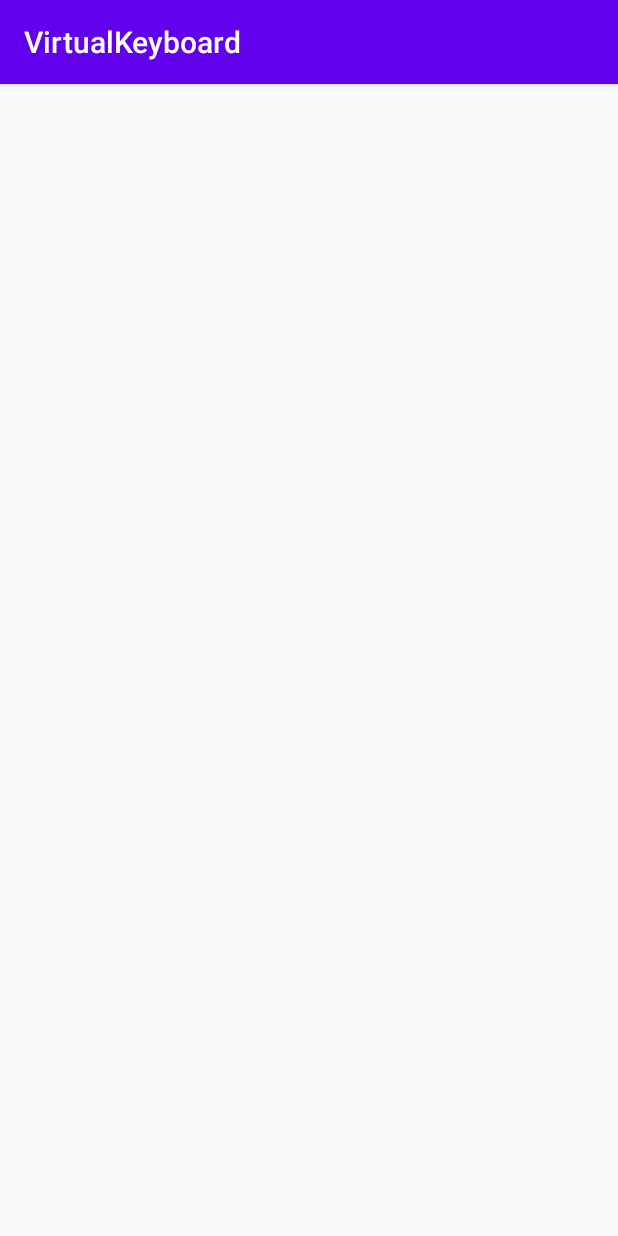
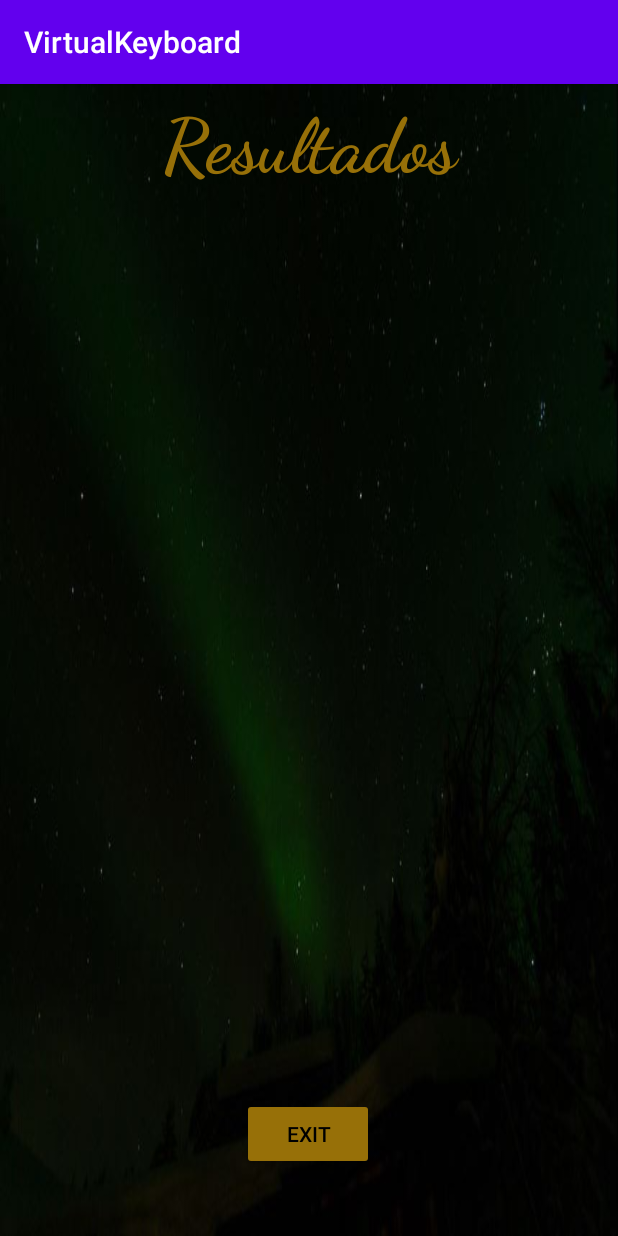
Before and after one commit to Andresreyesf/Virtual_Keyboard, an Android app: the ResultsActivity screen opened directly, with no data from a screen before it, on a phone screen of 412 x 824 dp. Run offline under Robolectric (Android 15) with nearby library versions, the phone set to English and light mode, and no system bars; libraries missing offline, so code that uses them is left out: org.tensorflow.contrib.

Commit message:
TextToSpeech_version Tested

```diff
--- a/Tesis_AndresReyes/app/build.gradle
+++ b/Tesis_AndresReyes/app/build.gradle
@@ -6,7 +6,7 @@ android {
 
     defaultConfig {
         applicationId "com.example.tesis_andresreyes"
-        minSdkVersion 21
+        minSdkVersion 23
         targetSdkVersion 29
         versionCode 1
         versionName "1.0"
--- a/Tesis_AndresReyes/app/src/main/java/com/example/tesis_andresreyes/MainActivity.java
+++ b/Tesis_AndresReyes/app/src/main/java/com/example/tesis_andresreyes/MainActivity.java
@@ -1,6 +1,7 @@
 package com.example.tesis_andresreyes;
 
 import android.bluetooth.BluetoothAdapter;
+import android.content.Intent;
 import android.os.Handler;
 import android.support.v7.app.AppCompatActivity;
 import android.os.Bundle;
@@ -599,10 +600,16 @@ public class MainActivity extends AppCompatActivity
         else
         {
             //Go to ResultsActivity
-            showToast("Felicidades!!!");
-            Button b = findViewById(R.id.b_stop);
-            b.performClick();
+            goNextActivity();
         }
+    }
+    public void goNextActivity()
+    {
+        Button b = findViewById(R.id.b_stop);
+        b.performClick();
+        Intent i = new Intent(this, ResultsActivity.class);
+        i.putExtra("speechText",finalWord);
+        startActivity(i);
     }
     public void stopBackendProcess(View view)
     {
--- a/Tesis_AndresReyes/app/src/main/java/com/example/tesis_andresreyes/ResultsActivity.java
+++ b/Tesis_AndresReyes/app/src/main/java/com/example/tesis_andresreyes/ResultsActivity.java
@@ -1,13 +1,58 @@
 package com.example.tesis_andresreyes;
 
+import android.content.Intent;
+import android.speech.tts.TextToSpeech;
 import android.support.v7.app.AppCompatActivity;
 import android.os.Bundle;
+import android.view.View;
+import android.widget.TextView;
+
+import java.util.Locale;
 
 public class ResultsActivity extends AppCompatActivity {
 
+    private TextView wordText;
+
+    private TextToSpeech speechMachine;
+    private String finalWord;
+
     @Override
-    protected void onCreate(Bundle savedInstanceState) {
+    protected void onCreate(Bundle savedInstanceState)
+    {
         super.onCreate(savedInstanceState);
         setContentView(R.layout.activity_results);
+
+        wordText = findViewById(R.id.t_word);
+        ////Receive message by launcher activity(Main)
+        Intent i = getIntent();
+        finalWord = i.getStringExtra("speechText");
+        /////
+        wordText.setText(finalWord);
+
+        speechMachine = new TextToSpeech(getApplicationContext(), new TextToSpeech.OnInitListener() {
+            @Override
+            public void onInit(int status)
+            {
+                if(status != TextToSpeech.ERROR)
+                {
+                    Locale locSpanish = new Locale("spa", "MEX");
+                    speechMachine.setLanguage(locSpanish);
+                }
+                if (status == TextToSpeech.SUCCESS)
+                {
+                    ///here the machine can start to speak
+                    speechMachine.speak(finalWord,TextToSpeech.QUEUE_ADD, null, null);
+                }
+            }
+        });
+    }
+
+    public void exitApp(View view)
+    {
+        if(speechMachine !=null)
+        {
+            speechMachine.stop();
+            speechMachine.shutdown();
+        }
     }
 }
--- a/Tesis_AndresReyes/app/src/main/res/layout/activity_results.xml
+++ b/Tesis_AndresReyes/app/src/main/res/layout/activity_results.xml
@@ -4,6 +4,55 @@
     xmlns:tools="http://schemas.android.com/tools"
     android:layout_width="match_parent"
     android:layout_height="match_parent"
+    android:background="@drawable/background1"
     tools:context=".ResultsActivity">
 
+    <TextView
+        android:id="@+id/t_title"
+        android:layout_width="match_parent"
+        android:layout_height="wrap_content"
+        android:layout_alignParentEnd="true"
+        android:layout_marginTop="10dp"
+        android:layout_marginRight="15dp"
+        android:layout_marginLeft="15dp"
+        android:text="Resultados"
+        android:textAlignment="center"
+        android:textColor="@color/gold"
+        android:textSize="50sp"
+        android:textStyle="bold"
+        android:fontFamily="cursive"
+        app:layout_constraintEnd_toEndOf="parent"
+        app:layout_constraintHorizontal_bias="0.491"
+        app:layout_constraintStart_toStartOf="parent"
+        app:layout_constraintTop_toTopOf="parent" />
+
+    <TextView
+        android:id="@+id/t_word"
+        android:layout_width="match_parent"
+        android:layout_height="wrap_content"
+        android:layout_alignParentEnd="true"
+        android:layout_marginTop="260dp"
+        android:layout_marginRight="15dp"
+        android:layout_marginLeft="15dp"
+        android:text="Gracias Dios"
+        android:textAlignment="center"
+        android:textColor="@color/white"
+        android:textSize="35sp"
+        android:textStyle="bold"
+        app:layout_constraintTop_toBottomOf="@id/t_title"
+        tools:layout_editor_absoluteX="0dp" />
+
+    <Button
+        android:id="@+id/b_exit"
+        android:layout_width="wrap_content"
+        android:layout_height="wrap_content"
+        android:layout_marginBottom="44dp"
+        android:backgroundTint="@color/gold"
+        android:textColor="@color/black"
+        android:onClick="exitApp"
+        android:text="Exit"
+        app:layout_constraintBottom_toBottomOf="parent"
+        app:layout_constraintEnd_toEndOf="parent"
+        app:layout_constraintHorizontal_bias="0.498"
+        app:layout_constraintStart_toStartOf="parent" />
 </android.support.constraint.ConstraintLayout>
```
